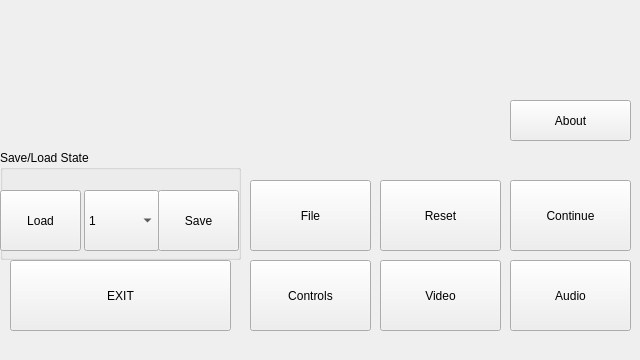
This is gpsp4cute/emusettings.ui in Summeli/gpSP4Cute as Qt 5 draws it before an edit. The edited form follows.
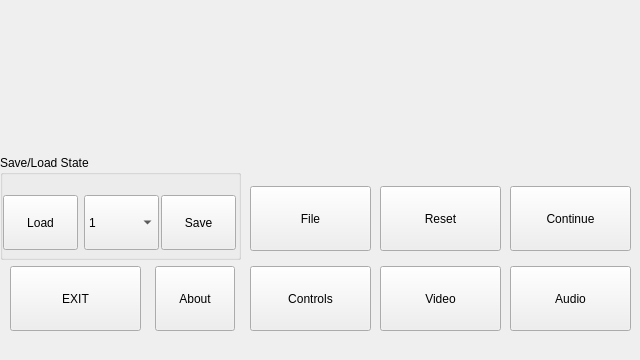
This is the edited form. Icons and pictures are not drawn.

```diff
--- a/gpsp4cute/emusettings.ui
+++ b/gpsp4cute/emusettings.ui
@@ -21,9 +21,9 @@
     <property name="geometry">
      <rect>
       <x>250</x>
-      <y>180</y>
+      <y>186</y>
       <width>121</width>
-      <height>71</height>
+      <height>65</height>
      </rect>
     </property>
     <property name="text">
@@ -34,9 +34,9 @@
     <property name="geometry">
      <rect>
       <x>250</x>
-      <y>260</y>
+      <y>266</y>
       <width>121</width>
-      <height>71</height>
+      <height>65</height>
      </rect>
     </property>
     <property name="text">
@@ -47,9 +47,9 @@
     <property name="geometry">
      <rect>
       <x>10</x>
-      <y>260</y>
-      <width>221</width>
-      <height>71</height>
+      <y>266</y>
+      <width>131</width>
+      <height>65</height>
      </rect>
     </property>
     <property name="text">
@@ -60,9 +60,9 @@
     <property name="geometry">
      <rect>
       <x>510</x>
-      <y>260</y>
+      <y>266</y>
       <width>121</width>
-      <height>71</height>
+      <height>65</height>
      </rect>
     </property>
     <property name="text">
@@ -73,9 +73,9 @@
     <property name="geometry">
      <rect>
       <x>510</x>
-      <y>180</y>
+      <y>186</y>
       <width>121</width>
-      <height>71</height>
+      <height>65</height>
      </rect>
     </property>
     <property name="text">
@@ -111,27 +111,14 @@
       <string/>
      </property>
     </widget>
-    <widget class="QPushButton" name="aboutButton">
-     <property name="geometry">
-      <rect>
-       <x>510</x>
-       <y>100</y>
-       <width>121</width>
-       <height>41</height>
-      </rect>
-     </property>
-     <property name="text">
-      <string>About</string>
-     </property>
-    </widget>
    </widget>
    <widget class="QGroupBox" name="saveloadState">
     <property name="geometry">
      <rect>
       <x>0</x>
-      <y>150</y>
+      <y>155</y>
       <width>241</width>
-      <height>110</height>
+      <height>105</height>
      </rect>
     </property>
     <property name="styleSheet">
@@ -143,10 +130,10 @@
     <widget class="QPushButton" name="saveStateButton">
      <property name="geometry">
       <rect>
-       <x>158</x>
+       <x>161</x>
        <y>40</y>
-       <width>81</width>
-       <height>61</height>
+       <width>75</width>
+       <height>55</height>
       </rect>
      </property>
      <property name="text">
@@ -159,7 +146,7 @@
        <x>84</x>
        <y>40</y>
        <width>75</width>
-       <height>61</height>
+       <height>55</height>
       </rect>
      </property>
      <item>
@@ -191,10 +178,10 @@
     <widget class="QPushButton" name="loadStateButton">
      <property name="geometry">
       <rect>
-       <x>0</x>
+       <x>3</x>
        <y>40</y>
-       <width>81</width>
-       <height>61</height>
+       <width>75</width>
+       <height>55</height>
       </rect>
      </property>
      <property name="text">
@@ -206,9 +193,9 @@
     <property name="geometry">
      <rect>
       <x>380</x>
-      <y>260</y>
+      <y>266</y>
       <width>121</width>
-      <height>71</height>
+      <height>65</height>
      </rect>
     </property>
     <property name="text">
@@ -219,15 +206,28 @@
     <property name="geometry">
      <rect>
       <x>380</x>
-      <y>180</y>
+      <y>186</y>
       <width>121</width>
-      <height>71</height>
+      <height>65</height>
      </rect>
     </property>
     <property name="text">
      <string>Reset</string>
     </property>
    </widget>
+   <widget class="QPushButton" name="aboutButton">
+    <property name="geometry">
+     <rect>
+      <x>155</x>
+      <y>266</y>
+      <width>80</width>
+      <height>65</height>
+     </rect>
+    </property>
+    <property name="text">
+     <string>About</string>
+    </property>
+   </widget>
   </widget>
   <widget class="QMenuBar" name="menubar">
    <property name="geometry">
```
Left out of the diff: 2 changed lines with no effect on the pictures.
